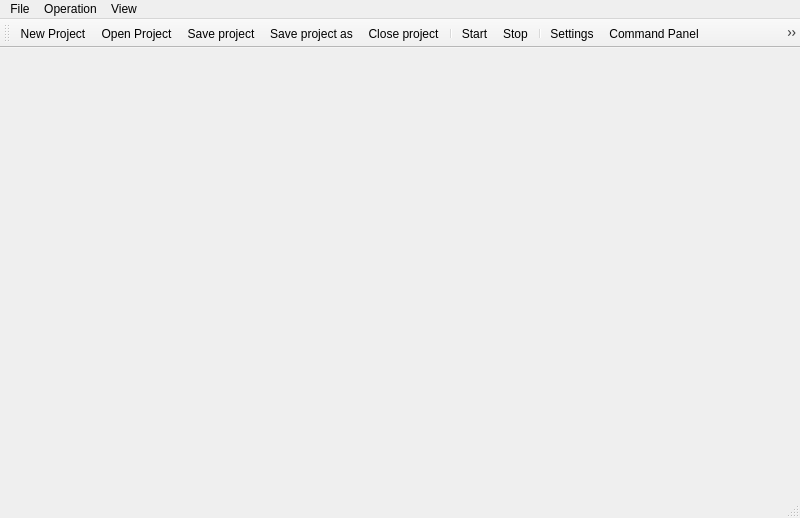
The window that MultimeterUI/View/forms/c200_mainwindow.ui (breathewind/MultimeterUI) describes before a commit, drawn with Qt 5.
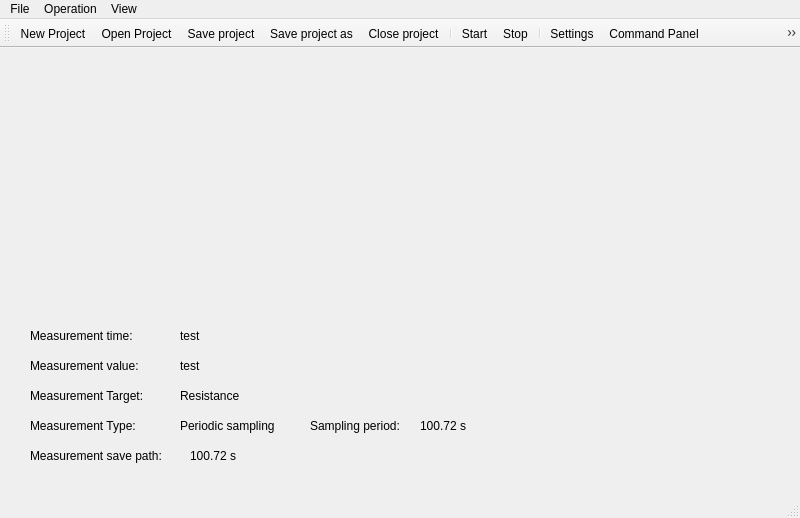
The same window after the commit. Icons and pictures are not drawn.

Commit message: 0.0.15 New feature: Add labels to mainwindow to display measurement information.

Patch:
```diff
--- a/MultimeterUI/View/forms/c200_mainwindow.ui
+++ b/MultimeterUI/View/forms/c200_mainwindow.ui
@@ -25,6 +25,162 @@
     </property>
     <layout class="QVBoxLayout" name="verticalLayout_battery_voltage"/>
    </widget>
+   <widget class="QLabel" name="label_text_target">
+    <property name="geometry">
+     <rect>
+      <x>30</x>
+      <y>340</y>
+      <width>151</width>
+      <height>16</height>
+     </rect>
+    </property>
+    <property name="text">
+     <string>Measurement Target:</string>
+    </property>
+   </widget>
+   <widget class="QLabel" name="label_text_type">
+    <property name="geometry">
+     <rect>
+      <x>30</x>
+      <y>370</y>
+      <width>121</width>
+      <height>16</height>
+     </rect>
+    </property>
+    <property name="text">
+     <string>Measurement Type:</string>
+    </property>
+   </widget>
+   <widget class="QLabel" name="label_text_save_path">
+    <property name="geometry">
+     <rect>
+      <x>30</x>
+      <y>400</y>
+      <width>211</width>
+      <height>16</height>
+     </rect>
+    </property>
+    <property name="text">
+     <string>Measurement save path:</string>
+    </property>
+   </widget>
+   <widget class="QLabel" name="label_value_target">
+    <property name="geometry">
+     <rect>
+      <x>180</x>
+      <y>340</y>
+      <width>151</width>
+      <height>16</height>
+     </rect>
+    </property>
+    <property name="text">
+     <string>Resistance</string>
+    </property>
+   </widget>
+   <widget class="QLabel" name="label_value_type">
+    <property name="geometry">
+     <rect>
+      <x>180</x>
+      <y>370</y>
+      <width>151</width>
+      <height>16</height>
+     </rect>
+    </property>
+    <property name="text">
+     <string>Periodic sampling</string>
+    </property>
+   </widget>
+   <widget class="QLabel" name="label_text_sampling_period">
+    <property name="geometry">
+     <rect>
+      <x>310</x>
+      <y>370</y>
+      <width>121</width>
+      <height>16</height>
+     </rect>
+    </property>
+    <property name="text">
+     <string>Sampling period:</string>
+    </property>
+   </widget>
+   <widget class="QLabel" name="label_value_sampling_period">
+    <property name="geometry">
+     <rect>
+      <x>420</x>
+      <y>370</y>
+      <width>121</width>
+      <height>16</height>
+     </rect>
+    </property>
+    <property name="text">
+     <string>100.72 s</string>
+    </property>
+   </widget>
+   <widget class="QLabel" name="label_value_save_path">
+    <property name="geometry">
+     <rect>
+      <x>190</x>
+      <y>400</y>
+      <width>471</width>
+      <height>16</height>
+     </rect>
+    </property>
+    <property name="text">
+     <string>100.72 s</string>
+    </property>
+   </widget>
+   <widget class="QLabel" name="label_text_time">
+    <property name="geometry">
+     <rect>
+      <x>30</x>
+      <y>280</y>
+      <width>211</width>
+      <height>16</height>
+     </rect>
+    </property>
+    <property name="text">
+     <string>Measurement time:</string>
+    </property>
+   </widget>
+   <widget class="QLabel" name="label_text_value">
+    <property name="geometry">
+     <rect>
+      <x>30</x>
+      <y>310</y>
+      <width>211</width>
+      <height>16</height>
+     </rect>
+    </property>
+    <property name="text">
+     <string>Measurement value:</string>
+    </property>
+   </widget>
+   <widget class="QLabel" name="label_value_time">
+    <property name="geometry">
+     <rect>
+      <x>180</x>
+      <y>280</y>
+      <width>211</width>
+      <height>16</height>
+     </rect>
+    </property>
+    <property name="text">
+     <string>test</string>
+    </property>
+   </widget>
+   <widget class="QLabel" name="label_value_value">
+    <property name="geometry">
+     <rect>
+      <x>180</x>
+      <y>310</y>
+      <width>211</width>
+      <height>16</height>
+     </rect>
+    </property>
+    <property name="text">
+     <string>test</string>
+    </property>
+   </widget>
   </widget>
   <widget class="QToolBar" name="mainToolBar">
    <attribute name="toolBarArea">
```
The commit also changes 7 other files.
